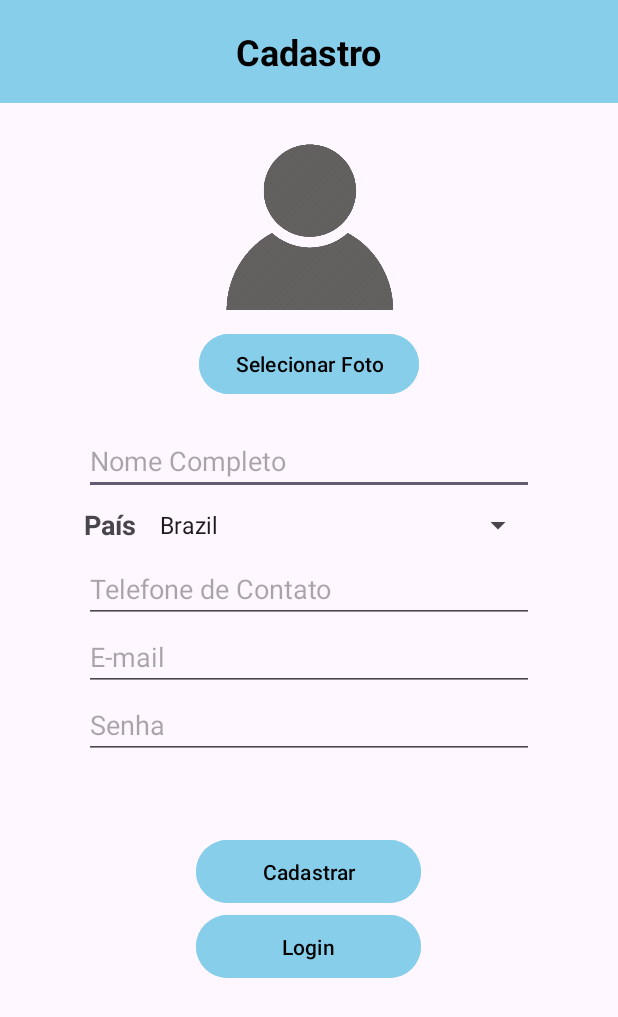
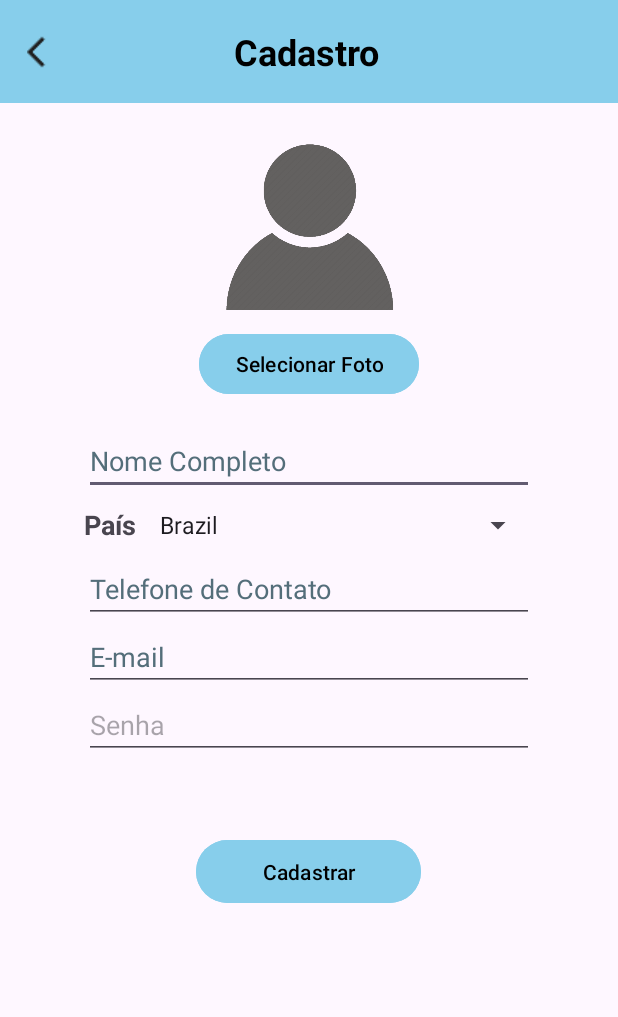
Before and after one commit to arthurx034/AppAgendaDeContatos, an Android app: the Cadastro screen opened directly, with no data from a screen before it, on a phone screen of 412 x 824 dp. Shown: the top 1017 px of the screen. Run offline under Robolectric (Android 15) with nearby library versions, the phone set to English and light mode, and no system bars.

Commit message:
correção de erros

```diff
--- a/app/src/main/AndroidManifest.xml
+++ b/app/src/main/AndroidManifest.xml
@@ -23,7 +23,7 @@
             </intent-filter>
         </activity>
         <activity
-            android:name=".view.Cadastro"
+            android:name=".view.Login"
             android:exported="true">
             <intent-filter>
                 <action android:name="android.intent.action.MAIN" />
@@ -31,7 +31,7 @@
             </intent-filter>
         </activity>
         <activity
-            android:name=".view.Login"
+            android:name=".view.Cadastro"
             android:exported="true">
             <intent-filter>
                 <action android:name="android.intent.action.MAIN" />
--- a/app/src/main/java/com/arthur/agendadecontatos/view/Cadastro.java
+++ b/app/src/main/java/com/arthur/agendadecontatos/view/Cadastro.java
@@ -10,6 +10,7 @@ import android.os.Bundle;
 import android.provider.MediaStore;
 import android.widget.Button;
 import android.widget.EditText;
+import android.widget.ImageButton;
 import android.widget.ImageView;
 import android.widget.Spinner;
 import android.widget.Toast;
@@ -40,7 +41,6 @@ public class Cadastro extends AppCompatActivity {
 
         Lista.getInstance().limpar();
 
-        Button btnLogin = findViewById(R.id.btnLogin);
         Button btnSelecionarFoto = findViewById(R.id.btnSelecionarFoto);
         imageViewFotoContato = findViewById(R.id.imageViewFotoContato);
         Button btnCadastrar = findViewById(R.id.btnCadastrar);
@@ -49,6 +49,7 @@ public class Cadastro extends AppCompatActivity {
         EditText editTextTelefone = findViewById(R.id.editTextTelefoneContato);
         Spinner spinnerPais = findViewById(R.id.spinPais);
         EditText editTextEmail = findViewById(R.id.editTextTextEmailAddress);
+        ImageButton btnVoltar = findViewById(R.id.btnVoltar);
 
         btnSelecionarFoto.setOnClickListener(v -> {
             String[] options = {"Galeria", "Câmera"};
@@ -105,10 +106,7 @@ public class Cadastro extends AppCompatActivity {
             finish();
         });
 
-        btnLogin.setOnClickListener(v -> {
-            startActivity(new Intent(Cadastro.this, Login.class));
-            finish();
-        });
+        btnVoltar.setOnClickListener(v -> finish());
     }
 
     private String salvarImagemEmArquivo(Bitmap bitmap, String nomeArquivo) {
--- a/app/src/main/res/layout/cadastro.xml
+++ b/app/src/main/res/layout/cadastro.xml
@@ -1,5 +1,6 @@
 <?xml version="1.0" encoding="utf-8"?>
 <androidx.appcompat.widget.LinearLayoutCompat xmlns:android="http://schemas.android.com/apk/res/android"
+    xmlns:app="http://schemas.android.com/apk/res-auto"
     xmlns:tools="http://schemas.android.com/tools"
     android:layout_width="match_parent"
     android:layout_height="match_parent">
@@ -13,14 +14,25 @@
             android:layout_width="match_parent"
             android:layout_height="wrap_content"
             android:background="@color/colorBlue"
-            android:gravity="center"
-            android:orientation="vertical"
+            android:orientation="horizontal"
             android:padding="18dp">
+
+            <ImageButton
+                android:id="@+id/btnVoltar"
+                android:layout_width="wrap_content"
+                android:layout_height="match_parent"
+                android:layout_gravity="start"
+                android:background="@null"
+                android:contentDescription="@string/voltar"
+                app:srcCompat="@drawable/arrow_back_ios"
+                tools:ignore="SpeakableTextPresentCheck,TouchTargetSizeCheck" />
+
 
             <TextView
                 android:id="@+id/textView"
                 android:layout_width="wrap_content"
                 android:layout_height="wrap_content"
+                android:layout_marginStart="114dp"
                 android:text="@string/cadastro"
                 android:textColor="@color/black"
                 android:textSize="24sp"
@@ -69,6 +81,7 @@
                 android:hint="@string/nome_completo"
                 android:importantForAutofill="no"
                 android:inputType="text"
+                android:textColorHint="#546E7A"
                 tools:ignore="TouchTargetSizeCheck" />
 
             <LinearLayout
@@ -103,6 +116,7 @@
                 android:hint="@string/telefone_de_contato"
                 android:importantForAutofill="no"
                 android:inputType="phone"
+                android:textColorHint="#546E7A"
                 tools:ignore="TouchTargetSizeCheck" />
 
             <EditText
@@ -113,6 +127,7 @@
                 android:hint="@string/e_mail"
                 android:importantForAutofill="no"
                 android:inputType="textEmailAddress"
+                android:textColorHint="#546E7A"
                 tools:ignore="TouchTargetSizeCheck" />
 
             <EditText
@@ -137,14 +152,5 @@
             android:text="@string/cadastrar"
             android:textColor="@color/black" />
 
-        <Button
-            android:id="@+id/btnLogin"
-            android:layout_width="150dp"
-            android:layout_height="50dp"
-            android:layout_gravity="center"
-            android:backgroundTint="@color/colorBlue"
-            android:text="@string/login"
-            android:textColor="@color/black" />
-
     </LinearLayout>
 </androidx.appcompat.widget.LinearLayoutCompat>
--- a/app/src/main/res/layout/lista_contatos.xml
+++ b/app/src/main/res/layout/lista_contatos.xml
@@ -4,7 +4,8 @@
     android:id="@+id/main"
     android:layout_width="match_parent"
     android:layout_height="match_parent"
-    android:orientation="vertical">
+    android:orientation="vertical"
+    tools:ignore="VisualLintBounds">
 
     <!-- Topo: Botão Voltar + Texto + Busca -->
     <LinearLayout
```
Also changed, not shown: app/src/main/res/layout/activity_main.xml (+5 -2 lines), app/src/main/res/layout/adicionar_contato.xml (+4 -3 lines), app/src/main/res/layout/editar_contato.xml (+8 -3 lines), app/src/main/res/layout/login.xml (+8 -3 lines).
